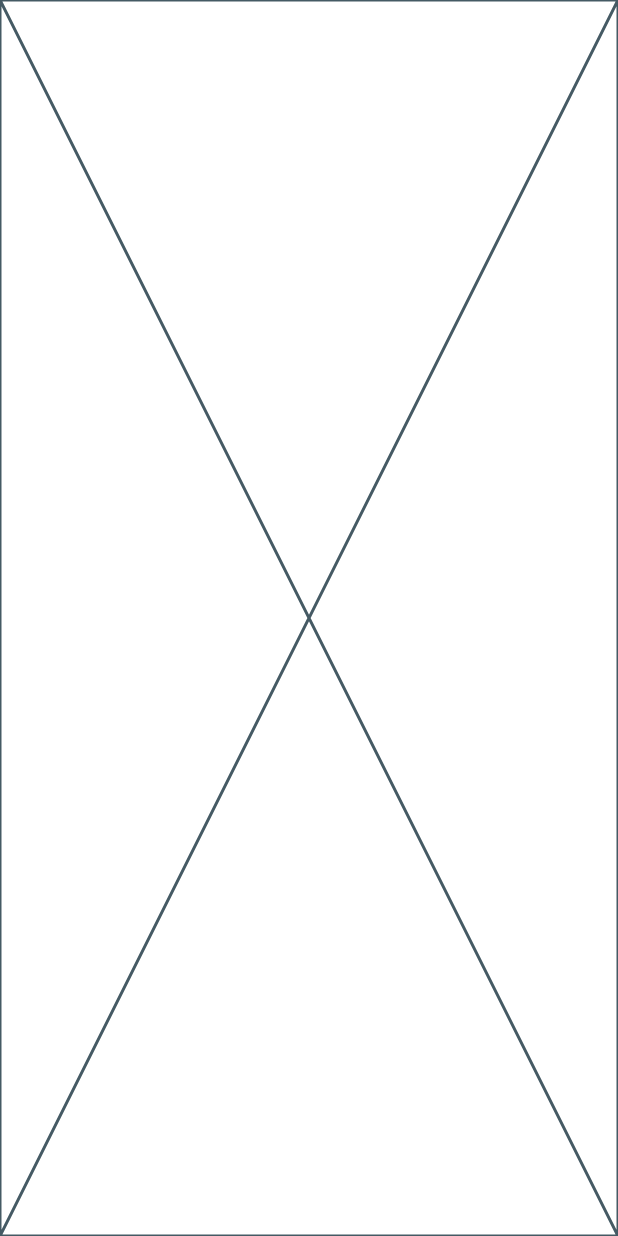
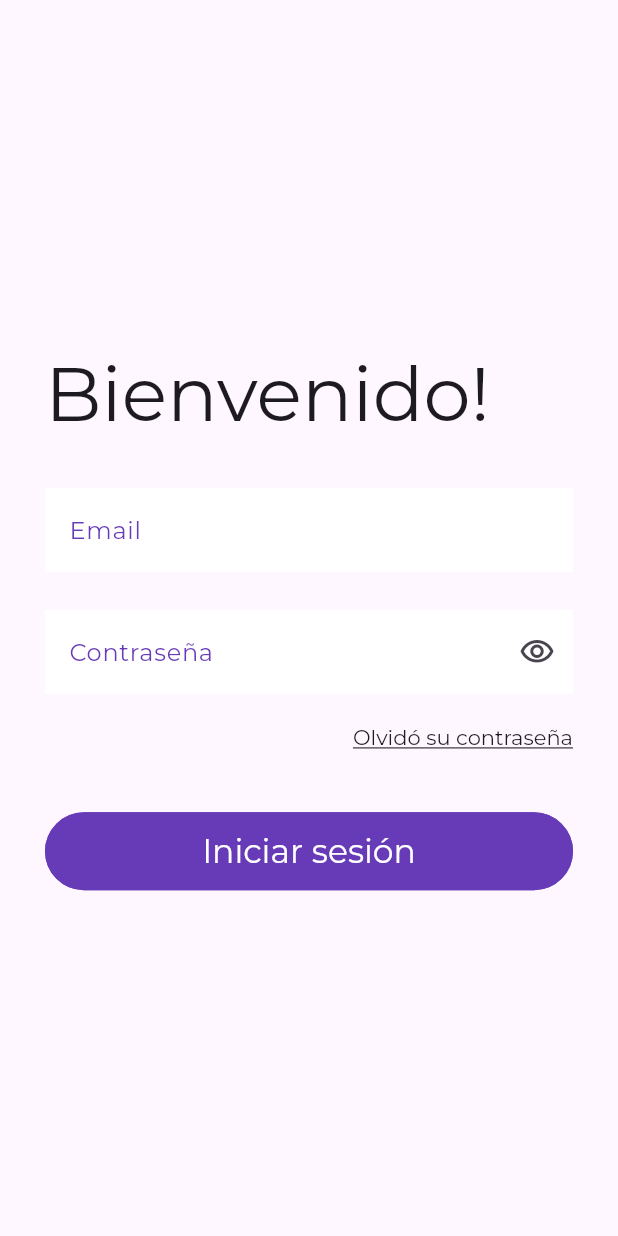
Before and after one commit to stivengm/prueba_senior_flutter, a Flutter app: the screen it shows after launch, on a phone screen of 412 x 824 dp. Run offline on Flutter 3.47's test engine with Material 3 defaults, Android fonts, the phone set to English and light mode, and no system bars; our stand-ins replace email_validator, google_fonts.

Commit message:
FIX - Ajuste de diseño login.

```diff
--- a/lib/ui/screens/login_screen/login_screen.dart
+++ b/lib/ui/screens/login_screen/login_screen.dart
@@ -1,10 +1,127 @@
 import 'package:flutter/material.dart';
+import 'package:prueba_senior_flutter_treebu/ui/app_style.dart';
+import 'package:prueba_senior_flutter_treebu/ui/widgets/primary_button_widget.dart';
+import 'package:email_validator/email_validator.dart';
 
-class LoginScreen extends StatelessWidget {
+class LoginScreen extends StatefulWidget {
   const LoginScreen({super.key});
 
   @override
+  State<LoginScreen> createState() => _LoginScreenState();
+}
+
+class _LoginScreenState extends State<LoginScreen> {
+
+  bool _passwordVisible = true;
+  final formKey = GlobalKey<FormState>();
+  TextEditingController emailController = TextEditingController();
+  TextEditingController passwordController = TextEditingController();
+
+  @override
+  void initState() {
+    _passwordVisible = true;
+    super.initState();
+  }
+
+  @override
   Widget build(BuildContext context) {
-    return const Placeholder();
+    Size media = MediaQuery.of(context).size;
+    return Scaffold(
+      body: SizedBox(
+        height: double.infinity,
+        child: GestureDetector(
+          onTap: () => FocusManager.instance.primaryFocus?.unfocus(),
+          child: SingleChildScrollView(
+            child: Stack(
+              children: [
+                Container(
+                  padding: const EdgeInsets.symmetric(horizontal: 30.0, vertical: 30.0),
+                  height: media.height * 1,
+                  child: Column(
+                    mainAxisAlignment: MainAxisAlignment.center,
+                    crossAxisAlignment: CrossAxisAlignment.start,
+                    children: [
+                      Text("Bienvenido!", style: Theme.of(context).textTheme.headlineMedium!.copyWith( fontSize: 50.0)),
+                      const SizedBox(height: 30.0),
+                      TextFormField(
+                        textInputAction: TextInputAction.next,
+                        controller: emailController,
+                        keyboardType: TextInputType.emailAddress,
+                        autocorrect: false,
+                        autovalidateMode: AutovalidateMode.onUserInteraction,
+                        validator: (email) => email != null && !EmailValidator.validate(email) ? 'Ingrese un email válido' : null,
+                        decoration: InputDecoration(
+                          labelText: 'Email',
+                          labelStyle: const TextStyle(
+                            color: primaryColor
+                          ),
+                          filled: true,
+                          fillColor: whiteColor,
+                          focusedBorder: InputBorder.none,
+                          enabledBorder: InputBorder.none,
+                          border: OutlineInputBorder(
+                            borderSide: const BorderSide(
+                              color: whiteColor
+                            ),
+                            borderRadius: BorderRadius.circular(10.0)
+                          )
+                        ),
+                      ),
+                      const SizedBox(height: 25.0),
+                      TextFormField(
+                        obscureText: _passwordVisible,
+                        controller: passwordController,
+                        autocorrect: false,
+                        autovalidateMode: AutovalidateMode.onUserInteraction,
+                        validator: (pass) => pass != null && pass.length < 6 ? 'Ingrese mínimo 6 caracteres' : null,
+                        decoration: InputDecoration(
+                          labelText: 'Contraseña',
+                          labelStyle: const TextStyle(
+                            color: primaryColor
+                          ),
+                          filled: true,
+                          fillColor: whiteColor,
+                          focusedBorder: InputBorder.none,
+                          enabledBorder: InputBorder.none,
+                          border: OutlineInputBorder(
+                            borderSide: const BorderSide(
+                              color: whiteColor
+                            ),
+                            borderRadius: BorderRadius.circular(10.0)
+                          ),
+                          suffixIcon: IconButton(
+                            icon: Icon(
+                              _passwordVisible
+                              ? Icons.visibility_outlined
+                              : Icons.visibility_off_outlined
+                            ),
+                            onPressed: () {
+                              setState(() {
+                                _passwordVisible = !_passwordVisible;
+                              });
+                            },
+                          )
+                        ),
+                      ),
+                      const SizedBox(height: 20.0),
+                      Row(
+                        mainAxisAlignment: MainAxisAlignment.end,
+                        children: [
+                          Text("Olvidó su contraseña", style: Theme.of(context).textTheme.headlineSmall!.copyWith( fontSize: 14.0, decoration: TextDecoration.underline ),)
+                        ],
+                      ),
+                      const SizedBox(height: 40.0),
+                      SizedBox(
+                        child: PrimaryButton(text: 'Iniciar sesión', onPressed: () => Navigator.of(context).pushNamedAndRemoveUntil('home', (route) => false)),
+                      ),
+                    ],
+                  ),
+                )
+              ],
+            ),
+          ),
+        ),
+      )
+    );
   }
 }
```
